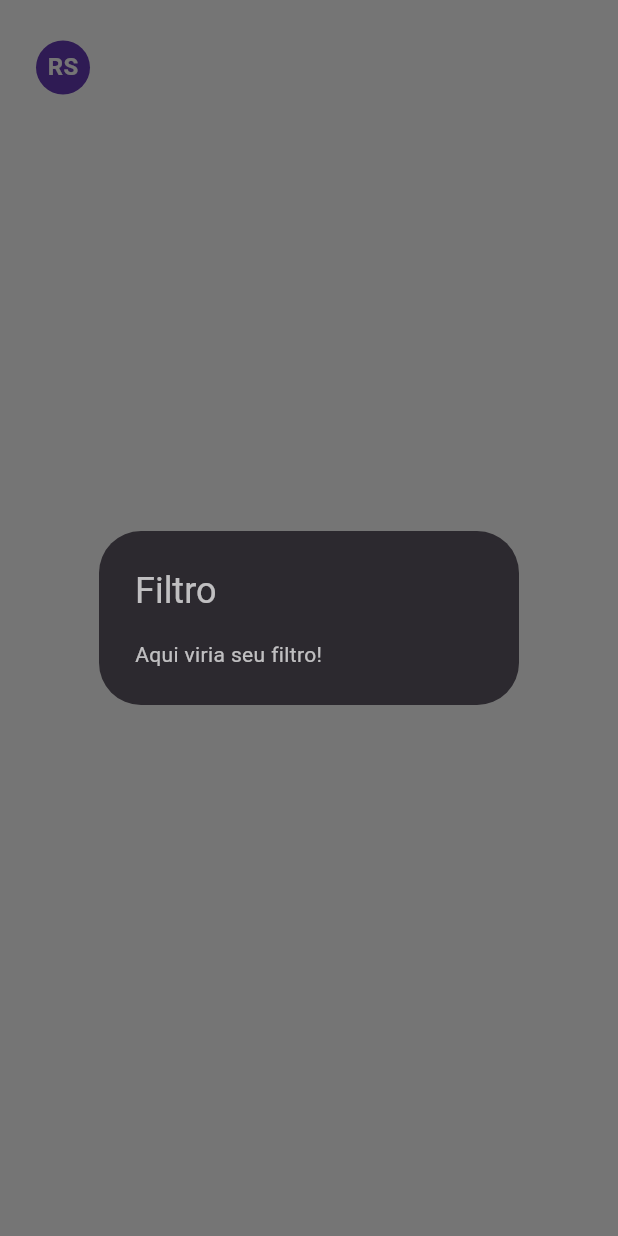
After one commit to RafaelR4mos/if-app-tarefas, a Flutter app: the HomeScreen screen opened by its route, after a tap on the "filter alt" icon, on a phone screen of 412 x 824 dp. The commit adds this screen. Run offline on Flutter 3.47's test engine with Material 3 defaults, Android fonts, the phone set to English and light mode, and no system bars; our stand-ins replace shared_preferences; accounts and stored records are empty.

Commit message:
wip autenticacao

```diff
--- a/lib/main.dart
+++ b/lib/main.dart
@@ -1,4 +1,5 @@
 import 'package:flutter/material.dart';
+import 'package:todoappv2/screens/home.dart';
 import 'package:todoappv2/screens/login.dart';
 import 'package:todoappv2/screens/cadastro.dart';
 import 'package:todoappv2/theme.dart';
@@ -18,6 +19,7 @@ class MainApp extends StatelessWidget {
       routes: {
         '/login': (context) => const LoginScreen(),
         '/cadastro': (context) => const CadastroScreen(),
+        '/home': (context) => const HomeScreen(),
       },
     );
   }
--- a/lib/screens/cadastro.dart
+++ b/lib/screens/cadastro.dart
@@ -1,5 +1,3 @@
-import 'dart:ffi';
-
 import 'package:flutter/material.dart';
 
 class CadastroScreen extends StatefulWidget {
@@ -149,7 +147,7 @@ class CadastroScreenState extends State<CadastroScreen> {
                     onPressed: () {
                       Navigator.pushNamed(context, '/login');
                     },
-                    child: const Text('Já possui conta? Faça Login'),
+                    child: const Text('Já possui conta? Faça login'),
                   ),
                 ),
               ],
--- /dev/null
+++ b/lib/screens/home.dart
@@ -0,0 +1,85 @@
+import 'package:flutter/material.dart';
+
+class HomeScreen extends StatefulWidget {
+  const HomeScreen({super.key});
+
+  @override
+  State<HomeScreen> createState() => HomeScreenState();
+}
+
+class HomeScreenState extends State<HomeScreen> {
+  final String nomeUsuario = 'Rafael Santos';
+
+  @override
+  Widget build(BuildContext context) {
+    return Scaffold(
+      appBar: PreferredSize(
+        preferredSize: const Size.fromHeight(90), // altura personalizada
+        child: Container(
+          padding: const EdgeInsets.all(24.0),
+          decoration: BoxDecoration(
+            color: Theme.of(context).colorScheme.surface,
+          ),
+          child: SafeArea(
+            child:
+            // Foto do usuário
+            Row(
+              mainAxisAlignment: MainAxisAlignment.spaceBetween,
+              children: [
+                CircleAvatar(
+                  radius: 18,
+                  backgroundColor: Colors.deepPurple,
+                  child: Text(
+                    getIniciais('Rafael Santos'),
+                    style: const TextStyle(
+                      color: Colors.white,
+                      fontWeight: FontWeight.bold,
+                    ),
+                  ),
+                ),
+                const Text(
+                  'Home',
+                  style: TextStyle(
+                    fontSize: 18,
+                    color: Colors.white,
+                    fontWeight: FontWeight.w500,
+                  ),
+                ),
+                IconButton(
+                  icon: const Icon(
+                    Icons.filter_alt_outlined,
+                    color: Colors.white,
+                  ),
+                  onPressed: () {
+                    // Ação do filtro
+                    showDialog(
+                      context: context,
+                      builder:
+                          (context) => AlertDialog(
+                            title: const Text("Filtro"),
+                            content: const Text("Aqui viria seu filtro!"),
+                          ),
+                    );
+                  },
+                ),
+              ],
+            ),
+          ),
+        ),
+      ),
+      body: const Center(child: Text("Conteúdo da tela")),
+    );
+  }
+}
+
+String getIniciais(String nomeCompleto) {
+  final partes = nomeCompleto.trim().split(' ');
+  if (partes.length == 1) {
+    return partes.first[0].toUpperCase();
+  }
+
+  final primeiraLetra = partes.first[0];
+  final ultimaLetra = partes.last[0];
+
+  return '${primeiraLetra.toUpperCase()}${ultimaLetra.toUpperCase()}';
+}
--- a/pubspec.yaml
+++ b/pubspec.yaml
@@ -1,6 +1,6 @@
 name: todoappv2
 description: "A new Flutter project."
-publish_to: 'none'
+publish_to: "none"
 version: 0.1.0
 
 environment:
@@ -9,6 +9,8 @@ environment:
 dependencies:
   flutter:
     sdk: flutter
+  http: ^0.13.6
+  shared_preferences: 2.1.0
 
 dev_dependencies:
   flutter_test:
```
Also changed, not shown: lib/screens/login.dart (+40 -8 lines), lib/service/auth_service.dart (added, +36 -0 lines), pubspec.lock, 1 other file.
